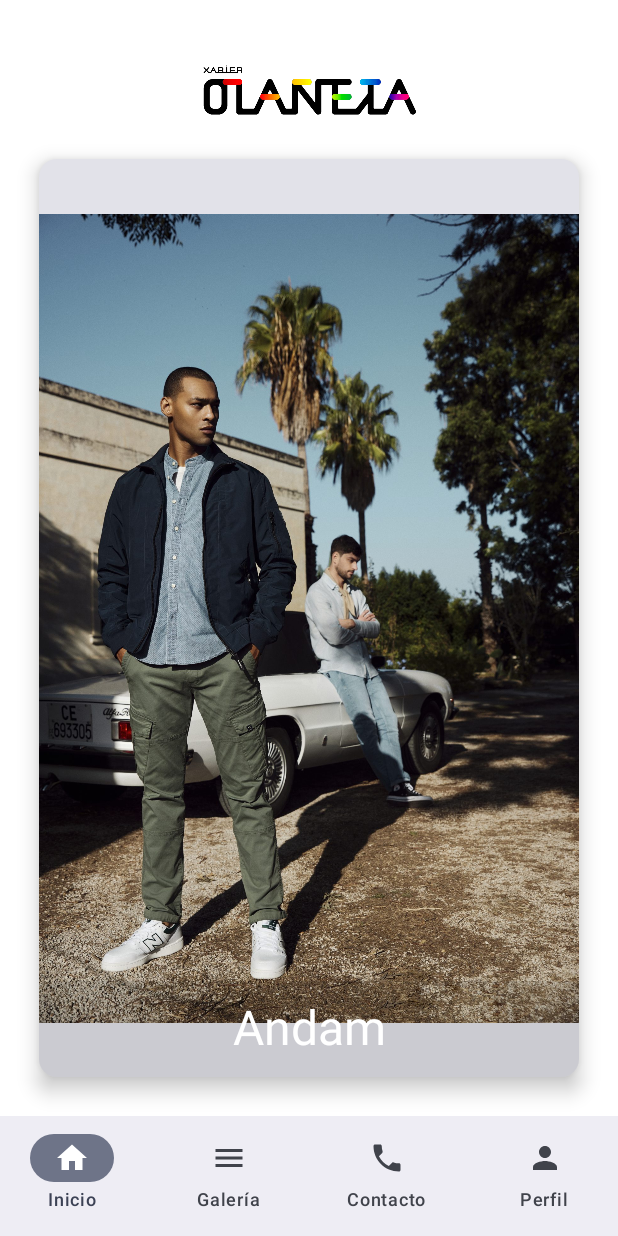
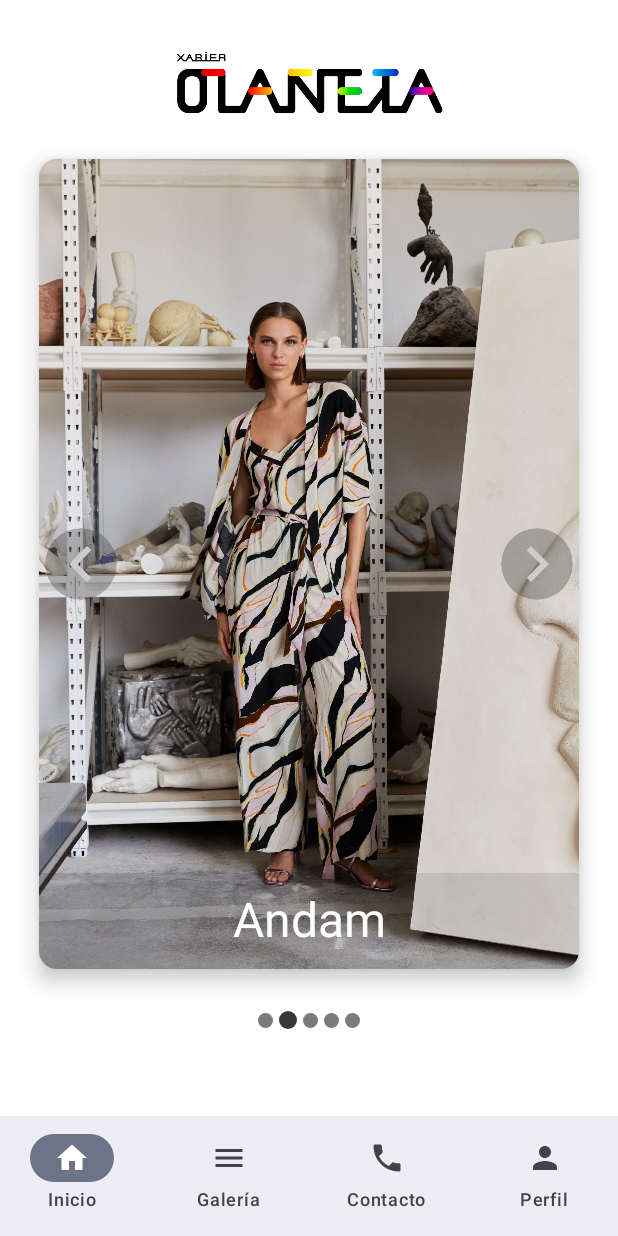
Before and after one commit to nao-f-lll/OSMApp, an Android app built with Jetpack Compose: the screen it shows after launch (MainActivity), on a phone screen of 412 x 824 dp. Run offline under Robolectric (Android 15) with nearby library versions, the light colour scheme and no system bars.

Commit message:
add scroll indicators

```diff
--- a/app/src/main/java/com/project/osmapp/components/AppComponents.kt
+++ b/app/src/main/java/com/project/osmapp/components/AppComponents.kt
@@ -2,33 +2,37 @@ package com.project.osmapp.components
 
 
 import android.content.res.Configuration
+import androidx.compose.animation.core.animateDpAsState
 import androidx.compose.foundation.Image
 import androidx.compose.foundation.background
 import androidx.compose.foundation.layout.Arrangement
 import androidx.compose.foundation.layout.Box
 import androidx.compose.foundation.layout.Column
 import androidx.compose.foundation.layout.Row
-import androidx.compose.foundation.layout.fillMaxHeight
 import androidx.compose.foundation.layout.fillMaxSize
 import androidx.compose.foundation.layout.fillMaxWidth
 import androidx.compose.foundation.layout.height
 import androidx.compose.foundation.layout.padding
 import androidx.compose.foundation.layout.size
 import androidx.compose.foundation.layout.wrapContentSize
-import androidx.compose.foundation.layout.wrapContentWidth
 import androidx.compose.foundation.pager.HorizontalPager
 import androidx.compose.foundation.pager.rememberPagerState
 import androidx.compose.foundation.shape.CircleShape
+import androidx.compose.material.icons.Icons
+import androidx.compose.material.icons.automirrored.filled.KeyboardArrowLeft
+import androidx.compose.material.icons.automirrored.filled.KeyboardArrowRight
 import androidx.compose.material3.Card
 import androidx.compose.material3.CardDefaults
 import androidx.compose.material3.Icon
 import androidx.compose.material3.IconButton
+import androidx.compose.material3.IconButtonDefaults
 import androidx.compose.material3.MaterialTheme
 import androidx.compose.material3.NavigationBar
 import androidx.compose.material3.NavigationBarItem
 import androidx.compose.material3.Text
 import androidx.compose.runtime.Composable
 import androidx.compose.runtime.LaunchedEffect
+import androidx.compose.runtime.rememberCoroutineScope
 import androidx.compose.ui.Alignment
 import androidx.compose.ui.Modifier
 import androidx.compose.ui.draw.clip
@@ -42,6 +46,7 @@ import androidx.navigation.NavHostController
 import androidx.navigation.compose.currentBackStackEntryAsState
 import com.project.osmapp.R
 import kotlinx.coroutines.delay
+import kotlinx.coroutines.launch
 
 
 @Composable
@@ -57,11 +62,10 @@ fun TopBarComponent() {
             contentDescription = stringResource(id = R.string.main_img_description),
             modifier = Modifier
                 .size(200.dp)
-                .padding(top = 40.dp),
+                .padding(top = 30.dp),
             )
     }
 }
-
 
 @Composable
 fun ScreenOrientationComponent() {
@@ -69,59 +73,61 @@ fun ScreenOrientationComponent() {
     if (config.orientation == Configuration.ORIENTATION_PORTRAIT) {
         TrendImageListComponentPortrateLayout()
     } else {
-        TrendImageListComponentLandScapeLayout()
+       // TrendImageListComponentLandScapeLayout()
     }
 }
 
 @Composable
 fun TrendImageListComponentLandScapeLayout(modifier: Modifier = Modifier) {
+}
+
+
+@Composable
+fun TrendImageListComponentPortrateLayout(modifier: Modifier = Modifier) {
+
     val images = listOf(
         R.drawable.trend_image_1,
         R.drawable.trend_image_2,
         R.drawable.trend_image_3,
-        R.drawable.trend_image_4
+        R.drawable.trend_image_4,
+        R.drawable.trend_image_5
     )
-
-    val pagerState = rememberPagerState(pageCount = { images.size })
-    //logic part need to be moved to logic package
+    val pagerState = rememberPagerState(
+        pageCount =
+        { images.size }
+    )
     LaunchedEffect(Unit) {
         while (true) {
-            delay(2000)
+            delay(4000)
             val nextPage = (pagerState.currentPage + 1) % pagerState.pageCount
             pagerState.scrollToPage(nextPage)
         }
     }
+    val scope = rememberCoroutineScope()
 
-    val config = LocalConfiguration.current
-    val imageSize = if (config.screenWidthDp > 600) {
-        400.dp
-    } else {
-        200.dp
-    }
-
-    Box(
-        modifier = modifier.wrapContentSize()
+    Column(
+        modifier.fillMaxSize(),
+        horizontalAlignment = Alignment.CenterHorizontally
     ) {
+        Box(modifier = modifier.wrapContentSize()) {
             HorizontalPager(
                 state = pagerState,
-            modifier.wrapContentWidth()
+                modifier
+                    .wrapContentSize()
+
             ) { currentPage ->
-            Row(
-                modifier = modifier.wrapContentSize()
-            ) {
+
                 Card(
-                    modifier = modifier
-                        .size(imageSize)
-                        .padding(20.dp),
+                    modifier
+                        .wrapContentSize()
+                        .padding(26.dp),
                     elevation = CardDefaults.cardElevation(8.dp)
                 ) {
-                    Box(
-                        modifier = modifier.fillMaxSize()
-                    ) {
+
+                    Box {
                         Image(
                             painter = painterResource(id = images[currentPage]),
                             contentDescription = "",
-                            modifier = modifier.fillMaxSize()
                         )
                         Box(
                             modifier = modifier
@@ -140,107 +146,93 @@ fun TrendImageListComponentLandScapeLayout(modifier: Modifier = Modifier) {
                             )
                         }
                     }
+
+
                 }
-                Card(
-                    modifier = modifier
-                        .size(imageSize)
-                        .padding(20.dp),
-                    elevation = CardDefaults.cardElevation(8.dp)
+            }
+            IconButton(
+                onClick = {
+                    val nextPage = pagerState.currentPage + 1
+                    if (nextPage < images.size) {
+                        scope.launch {
+                            pagerState.scrollToPage(nextPage)
+                        }
+                    }
+                },
+                modifier
+                    .padding(30.dp)
+                    .size(48.dp)
+                    .align(Alignment.CenterEnd)
+                    .clip(CircleShape),
+                colors = IconButtonDefaults.iconButtonColors(
+                    containerColor = Color(0x52373737)
+                )
             ) {
-                    Box(
-                        modifier = modifier.fillMaxSize()
+                Icon(
+                    imageVector = Icons.AutoMirrored.Filled.KeyboardArrowRight, contentDescription = "",
+                    modifier.fillMaxSize(),
+                    tint = Color.LightGray
+                )
+            }
+            IconButton(
+                onClick = {
+                    val prevPage = pagerState.currentPage -1
+                    if (prevPage >= 0) {
+                        scope.launch {
+                            pagerState.scrollToPage(prevPage)
+                        }
+                    }
+                },
+                modifier
+                    .padding(30.dp)
+                    .size(48.dp)
+                    .align(Alignment.CenterStart)
+                    .clip(CircleShape),
+                colors = IconButtonDefaults.iconButtonColors(
+                    containerColor = Color(0x52373737)
+                )
             ) {
-                        Image(
-                            painter = painterResource(id = images[(currentPage + 1) % images.size]),
-                            contentDescription = "",
-                            modifier = modifier.fillMaxSize()
-                        )
-
-                        Box(
-                            modifier = modifier
-                                .background(Color.Black.copy(alpha = 0.1f))
-                                .align(Alignment.BottomCenter)
-                                .fillMaxWidth()
-                        ) {
-                            Text(
-                                text = "Andam",
-                                modifier
-                                    .align(Alignment.BottomCenter)
-                                    .padding(12.dp),
-                                color = Color.White,
-                                style = MaterialTheme.typography.headlineLarge,
-                                textAlign = TextAlign.Center
+                Icon(
+                    imageVector = Icons.AutoMirrored.Filled.KeyboardArrowLeft, contentDescription = "",
+                    modifier.fillMaxSize(),
+                    tint = Color.LightGray
                 )
             }
         }
+
+        PageIndicator(
+            pageCount = images.size,
+            currentPage = pagerState.currentPage,
+            modifier = modifier
+        )
+
     }
 }
+
+@Composable
+fun PageIndicator(pageCount: Int, currentPage: Int, modifier: Modifier) {
+
+    Row(
+        horizontalArrangement = Arrangement.SpaceBetween,
+        verticalAlignment = Alignment.CenterVertically,
+        modifier = modifier
+    ) {
+        repeat(pageCount){
+            IndicatorDots(isSelected = it == currentPage, modifier= modifier)
         }
     }
 }
 
 @Composable
-fun TrendImageListComponentPortrateLayout(modifier: Modifier = Modifier) {
-    val images = listOf(
-        R.drawable.trend_image_1,
-        R.drawable.trend_image_2,
-        R.drawable.trend_image_3,
-        R.drawable.trend_image_4
+fun IndicatorDots(isSelected: Boolean, modifier: Modifier) {
+    val size = animateDpAsState(targetValue = if (isSelected) 12.dp else 10.dp, label = "")
+    Box(modifier = modifier.padding(2.dp)
+        .size(size.value)
+        .clip(CircleShape)
+        .background(if (isSelected) Color(0xff373737) else Color(0xA8373737))
     )
-    val pagerState = rememberPagerState( pageCount =
-    { images.size }
-        )
-    //logic part need to be moved to logic package
-    LaunchedEffect(Unit) {
-        while (true) {
-            delay(2000)
-            val nextPage = (pagerState.currentPage + 1) % pagerState.pageCount
-            pagerState.scrollToPage(nextPage)
-        }
 }
 
-    Column(
-        modifier = modifier
-            .fillMaxSize(),
-    ) {
-            HorizontalPager(
-                state = pagerState,
-            ) { currentPage ->
-                Card(
-                    modifier
-                        .padding(26.dp),
-                    elevation = CardDefaults.cardElevation(8.dp)
-                ) {
-                    Box(
-                        modifier = modifier.fillMaxSize()
-                    ) {
-                        Image(
-                            painter = painterResource(id = images[currentPage]),
-                            contentDescription = "",
-                            modifier = modifier.fillMaxSize()
-                        )
-                        Box(
-                            modifier = modifier
-                                .background(Color.Black.copy(alpha = 0.1f))
-                                .align(Alignment.BottomCenter)
-                                .fillMaxWidth()
-                        ) {
-                        Text(
-                            text = "Andam",
-                            modifier
-                                .align(Alignment.BottomCenter)
-                                .padding(12.dp),
-                            color = Color.White,
-                            style = MaterialTheme.typography.headlineLarge,
-                            textAlign = TextAlign.Center
-                            )
-                        }
-                    }
-                }
-
-        }
-    }
-}
 
 @Composable
 fun BottomNavigationBar(navController: NavHostController) {
```
Also changed, not shown: app/src/main/res/drawable/trend_image_1.jpg, app/src/main/res/drawable/trend_image_5.jpg (added). Lines whose indentation alone changed are shown as unchanged.
